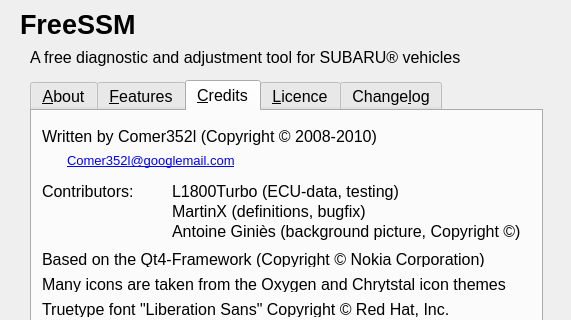
Above: ui/About.ui from Comer352L/FreeSSM before the change; both pictures show x 0 to 571 and y 0 to 320 of the 571 by 545 pixel window. Below: the same form after it.
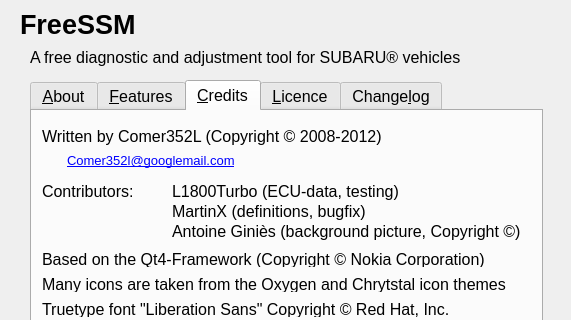
That is the form after the change. The open tabs and pages were chosen to show the change.

Commit message: Update Copyright year informations

The edit to the form file:
```diff
--- a/ui/About.ui
+++ b/ui/About.ui
@@ -567,7 +567,7 @@
       </font>
      </property>
      <property name="text">
-      <string>Written by Comer352l (Copyright © 2008-2010)</string>
+      <string>Written by Comer352L (Copyright © 2008-2012)</string>
      </property>
     </widget>
     <widget class="QLabel" name="email_label">
```
The commit also changes 4 other files.
